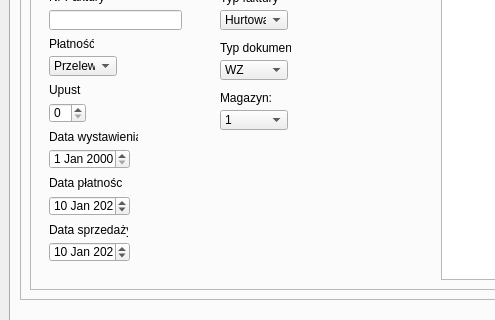
Above: view/tryui.ui from PrzemyslawSarnacki/invoiceApp before the change; both pictures show x 0 to 495 and y 438 to 758 of the 876 by 848 pixel window. Below: the same form after it.
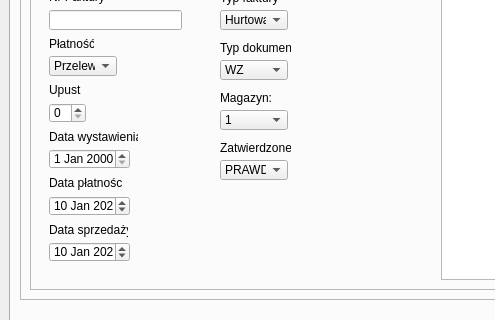
That is the form after the change. Icons and pictures are not drawn.

The edit to the form file:
```diff
--- a/view/tryui.ui
+++ b/view/tryui.ui
@@ -511,6 +511,39 @@
                     </property>
                    </item>
                   </widget>
+                  <widget class="QLabel" name="warehouseSelectLabel_5">
+                   <property name="geometry">
+                    <rect>
+                     <x>180</x>
+                     <y>160</y>
+                     <width>71</width>
+                     <height>16</height>
+                    </rect>
+                   </property>
+                   <property name="text">
+                    <string>Zatwierdzone</string>
+                   </property>
+                  </widget>
+                  <widget class="QComboBox" name="warehouseSelectComboBox_4">
+                   <property name="geometry">
+                    <rect>
+                     <x>180</x>
+                     <y>180</y>
+                     <width>68</width>
+                     <height>20</height>
+                    </rect>
+                   </property>
+                   <item>
+                    <property name="text">
+                     <string>PRAWDA</string>
+                    </property>
+                   </item>
+                   <item>
+                    <property name="text">
+                     <string>FAŁSZ</string>
+                    </property>
+                   </item>
+                  </widget>
                  </widget>
                 </item>
                </layout>
```
Left out of the diff: 8 changed lines with no effect on the pictures.
